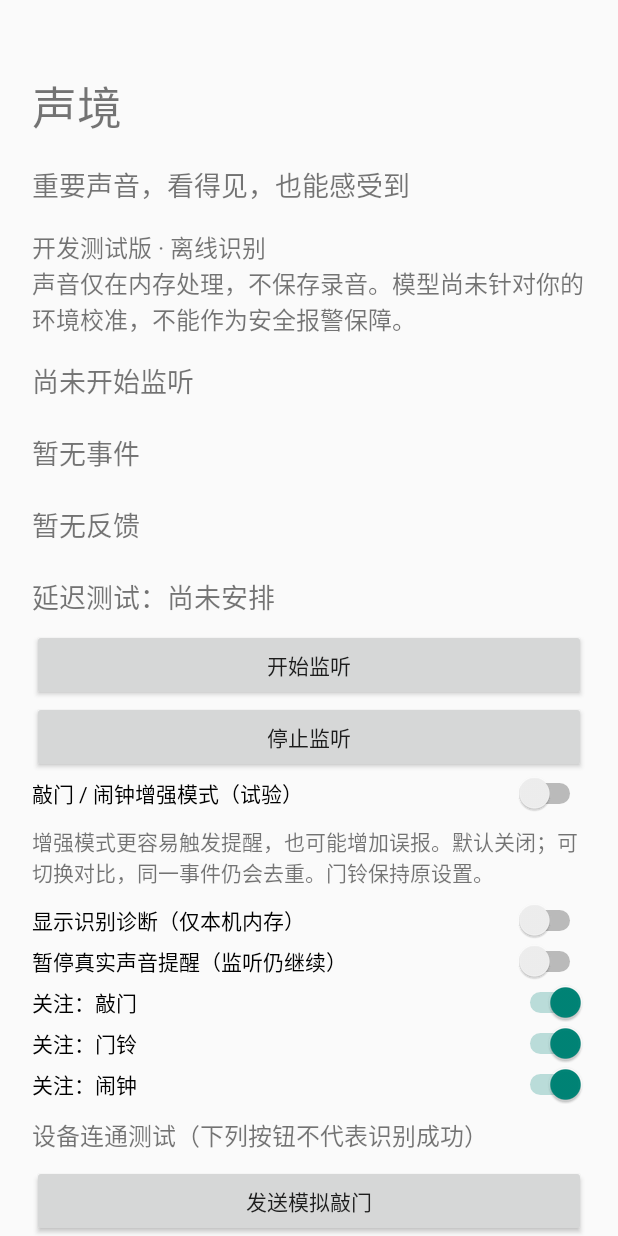
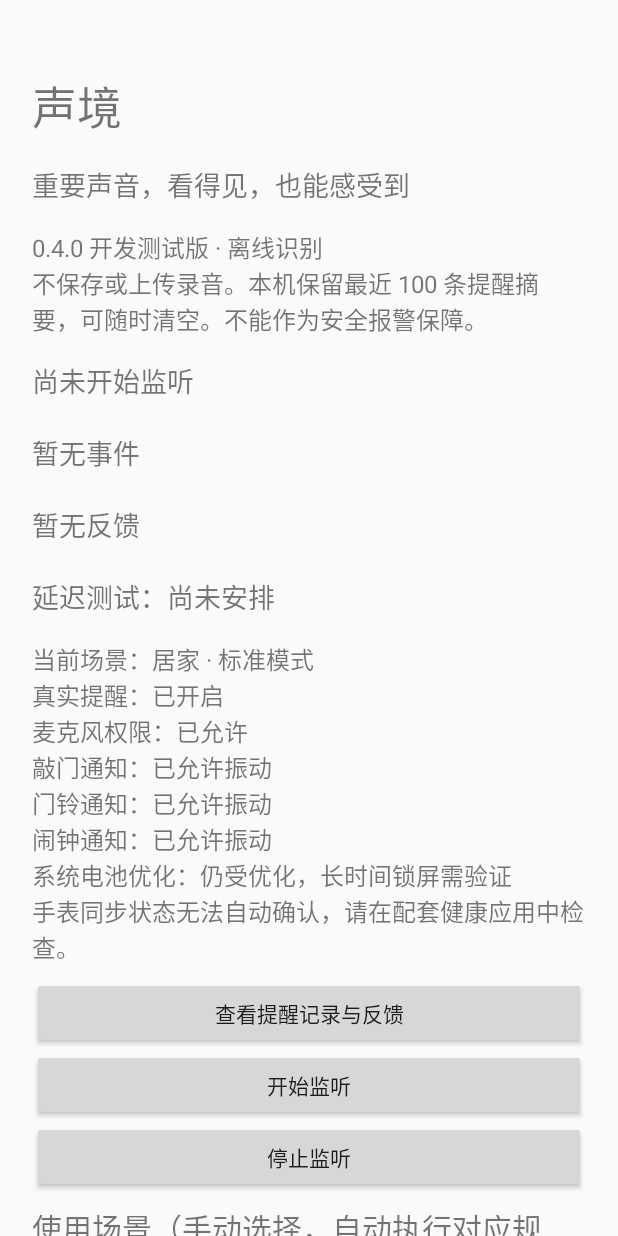
Before and after one commit to YiFanSenSei/shengjing, an Android app: the screen it shows after launch (MainActivity), on a phone screen of 412 x 824 dp. Run offline under Robolectric (Android 15) with nearby library versions, the phone set to English and light mode, and no system bars.

Commit message:
feat: add local reminder history, saved preferences and scene policies

```diff
--- a/agent/engine/build.gradle
+++ b/agent/engine/build.gradle
@@ -10,3 +10,9 @@ tasks.register('diagnosticsTest', JavaExec) {
     classpath = sourceSets.test.runtimeClasspath
     mainClass = 'org.shengjing.core.AudioDiagnosticsTest'
 }
+
+tasks.register('historyTest', JavaExec) {
+    dependsOn testClasses
+    classpath = sourceSets.test.runtimeClasspath
+    mainClass = 'org.shengjing.core.EventHistoryTest'
+}
--- a/agent/engine/src/main/java/org/shengjing/core/Policy.java
+++ b/agent/engine/src/main/java/org/shengjing/core/Policy.java
@@ -6,6 +6,11 @@ import java.util.Map;
 
 /** Deterministic notification policy. All times are monotonic milliseconds. */
 public final class Policy {
+    public enum Scene {
+        HOME("居家"), STUDY("学习");
+        public final String title;
+        Scene(String title) { this.title=title; }
+    }
     public enum Kind {
         KNOCK("敲门", "Knock"), DOORBELL("门铃", "Doorbell"), ALARM("闹钟", "Alarm clock");
         public final String title;
@@ -17,8 +22,10 @@ public final class Policy {
         public final Kind kind;
         public final boolean simulated;
         public final float score;
-        Alert(long id, Kind kind, float score, long now, boolean simulated) {
+        public final Scene scene;
+        Alert(long id, Kind kind, float score, long now, boolean simulated, Scene scene) {
             this.id=id; this.kind=kind; this.score=score; this.detectedAt=now; this.simulated=simulated;
+            this.scene=scene;
         }
     }
     public static final class Decision {
@@ -33,6 +40,10 @@ public final class Policy {
     private long sequence=0, clock=-1;
     private boolean quiet=false;
     private boolean enhanced=false;
+    private Scene scene=Scene.HOME;
+    public synchronized void setScene(Scene value) { scene=java.util.Objects.requireNonNull(value); }
+    public synchronized Scene getScene() { return scene; }
+    public synchronized long cooldown(Kind kind) { return scene==Scene.STUDY && kind==Kind.KNOCK ? 60000 : COOLDOWN_MS; }
     public static final long SILENCE_GAP_MS=2500, COOLDOWN_MS=15000;
     public static final float THRESHOLD=0.60f;
     public static final float ENHANCED_THRESHOLD=0.40f;
@@ -58,7 +69,7 @@ public final class Policy {
         if (!enabled.get(kind)) return new Decision(null,"disabled");
         if (quiet) return new Decision(null,"quiet_mode");
         if (continuing) return new Decision(null,"same_event");
-        if (s.lastAlert>=0 && now-s.lastAlert<COOLDOWN_MS) return new Decision(null,"cooldown");
+        if (s.lastAlert>=0 && now-s.lastAlert<cooldown(kind)) return new Decision(null,"cooldown");
         s.lastAlert=now;
         return new Decision(add(kind,score,now,false),"new_event");
     }
@@ -68,7 +79,7 @@ public final class Policy {
     }
     private Alert add(Kind kind,float score,long now,boolean simulated) {
         if (pending.size()>=100) pending.clear(); // bounded in-memory prototype state
-        Alert alert=new Alert(++sequence,kind,score,now,simulated);
+        Alert alert=new Alert(++sequence,kind,score,now,simulated,scene);
         pending.put(alert.id,alert);
         return alert;
     }
--- a/apps/phone/src/main/AndroidManifest.xml
+++ b/apps/phone/src/main/AndroidManifest.xml
@@ -6,7 +6,8 @@
     <uses-permission android:name="android.permission.VIBRATE" />
     <uses-permission android:name="android.permission.WAKE_LOCK" />
     <uses-feature android:name="android.hardware.microphone" android:required="true" />
-    <application android:name=".App" android:label="声境·测试版" android:theme="@android:style/Theme.Material.Light.NoActionBar" android:allowBackup="false" android:supportsRtl="true">
+    <application android:name=".App" android:label="声境·测试版" android:theme="@android:style/Theme.Material.Light.NoActionBar" android:allowBackup="false" android:fullBackupContent="@xml/backup_rules" android:dataExtractionRules="@xml/data_extraction_rules" android:supportsRtl="true">
+        <activity android:name=".HistoryActivity" android:exported="false" />
         <activity android:name=".MainActivity" android:exported="true">
             <intent-filter><action android:name="android.intent.action.MAIN" /><category android:name="android.intent.category.LAUNCHER" /></intent-filter>
         </activity>
--- a/apps/phone/src/main/java/org/shengjing/phone/Alerts.java
+++ b/apps/phone/src/main/java/org/shengjing/phone/Alerts.java
@@ -3,6 +3,7 @@ package org.shengjing.phone;
 import android.app.*;
 import android.content.*;
 import org.shengjing.core.Policy;
+import org.shengjing.core.EventHistory;
 
 final class Alerts {
     static final int SERVICE_ID=1;
@@ -17,7 +18,20 @@ final class Alerts {
                 k==Policy.Kind.DOORBELL ? new long[]{0,400,150,200} : new long[]{0,500,200,500});
             nm.createNotificationChannel(channel);
         }
+        NotificationChannel study=new NotificationChannel("study_knock","学习场景敲门提醒",NotificationManager.IMPORTANCE_HIGH);
+        study.setSound(null,null);study.enableVibration(true);study.setVibrationPattern(new long[]{0,180});
+        nm.createNotificationChannel(study);
     }
+    static String channel(Policy.Kind kind,Policy.Scene scene) {
+        return kind==Policy.Kind.KNOCK && scene==Policy.Scene.STUDY ? "study_knock" : kind.name();
+    }
+    static boolean available(Context c,String channel) {
+        NotificationManager manager=c.getSystemService(NotificationManager.class);
+        if(android.os.Build.VERSION.SDK_INT>=33 && c.checkSelfPermission(android.Manifest.permission.POST_NOTIFICATIONS)!=android.content.pm.PackageManager.PERMISSION_GRANTED) return false;
+        NotificationChannel settings=manager.getNotificationChannel(channel);
+        return manager.areNotificationsEnabled() && settings!=null && settings.getImportance()!=NotificationManager.IMPORTANCE_NONE;
+    }
+    static void cancel(Context c,long id) { c.getSystemService(NotificationManager.class).cancel("event:"+id,100); }
     static PendingIntent open(Context c) {
         return PendingIntent.getActivity(c,0,new Intent(c,MainActivity.class),PendingIntent.FLAG_IMMUTABLE|PendingIntent.FLAG_UPDATE_CURRENT);
     }
@@ -30,20 +44,34 @@ final class Alerts {
     }
     static void show(Context c,Policy.Alert alert) {
         App app=(App)c.getApplicationContext();
-        if(android.os.Build.VERSION.SDK_INT>=33 && c.checkSelfPermission(android.Manifest.permission.POST_NOTIFICATIONS)!=android.content.pm.PackageManager.PERMISSION_GRANTED) {
-            app.status="通知权限已关闭，无法发出提醒";return;
+        String channel=channel(alert.kind,alert.scene);
+        boolean allowed=available(c,channel);
+        EventHistory.Entry entry=app.history.add(alert,System.currentTimeMillis(),allowed?EventHistory.Delivery.REQUESTED:EventHistory.Delivery.BLOCKED);
+        app.policy.feedback(alert.id);
+        app.latestId=entry.id;
+        app.lastEvent=(alert.simulated?"[模拟] ":"[识别] ")+alert.kind.title+" · 分数 "+String.format(java.util.Locale.ROOT,"%.2f",alert.score);
+        // Remove notifications whose records have been evicted; feedback must always address retained metadata.
+        NotificationManager manager=c.getSystemService(NotificationManager.class);
+        for(android.service.notification.StatusBarNotification active:manager.getActiveNotifications()) {
+            String tag=active.getTag();
+            if(tag!=null && tag.startsWith("event:")) {
+                try { if(app.history.find(Long.parseLong(tag.substring(6)))==null) manager.cancel(tag,active.getId()); }
+                catch(NumberFormatException ignored) { /* Ignore unrelated tags. */ }
+            }
         }
-        app.latestId=alert.id;
-        app.lastEvent=(alert.simulated?"[模拟] ":"[识别] ")+alert.kind.title+" · 分数 "+String.format(java.util.Locale.ROOT,"%.2f",alert.score);
-        Notification.Builder b=new Notification.Builder(c,alert.kind.name())
+        if(!allowed) { app.lastEvent+=" · 通知被系统设置阻止，请检查权限和类别通知";app.saveHistory();return; }
+        Notification.Builder b=new Notification.Builder(c,channel)
             .setSmallIcon(android.R.drawable.ic_dialog_info).setContentTitle((alert.simulated?"测试提醒：":"检测到可能的")+alert.kind.title)
-            .setContentText("请结合实际环境确认").setContentIntent(open(c)).setAutoCancel(true)
+            .setContentText(alert.scene.title+"场景 · 请结合实际环境确认").setContentIntent(open(c)).setAutoCancel(true)
             .setVisibility(Notification.VISIBILITY_PRIVATE).setOnlyAlertOnce(true);
         for(String action:new String[]{"ACK","FALSE_ALARM"}) {
-            Intent intent=new Intent(c,FeedbackReceiver.class).setAction(action).putExtra("id",alert.id);
+            Intent intent=new Intent(c,FeedbackReceiver.class).setAction(action).putExtra("id",entry.id)
+                .setData(android.net.Uri.parse("shengjing://feedback/"+entry.id+"/"+action));
             b.addAction(new Notification.Action.Builder(null,action.equals("ACK")?"已看到":"这是误报",
-                PendingIntent.getBroadcast(c,(int)(alert.id*2+(action.equals("ACK")?0:1)),intent,PendingIntent.FLAG_IMMUTABLE|PendingIntent.FLAG_UPDATE_CURRENT)).build());
+                PendingIntent.getBroadcast(c,0,intent,PendingIntent.FLAG_IMMUTABLE|PendingIntent.FLAG_UPDATE_CURRENT)).build());
         }
-        c.getSystemService(NotificationManager.class).notify((int)(alert.id+100),b.build());
+        app.saveHistory();
+        try { manager.notify("event:"+entry.id,100,b.build()); }
+        catch(RuntimeException e) { app.history.delivery(entry.id,EventHistory.Delivery.FAILED);app.lastEvent+=" · 通知发送失败";app.saveHistory(); }
     }
 }
--- a/apps/phone/src/main/java/org/shengjing/phone/App.java
+++ b/apps/phone/src/main/java/org/shengjing/phone/App.java
@@ -2,9 +2,13 @@ package org.shengjing.phone;
 
 import android.app.Application;
 import org.shengjing.core.Policy;
+import org.shengjing.core.EventHistory;
 
 public final class App extends Application {
     public final Policy policy=new Policy();
+    LocalStore store;
+    EventHistory history;
+    long historyRevision;
     public volatile boolean listening=false;
     public volatile String status="尚未开始监听";
     public volatile String lastEvent="暂无事件";
@@ -14,5 +18,16 @@ public final class App extends Application {
     public volatile long audioSession;
     public volatile long diagnosticsUpdatedAt;
     public volatile String diagnostics="尚无采集数据，请开始监听";
-    @Override public void onCreate() { super.onCreate(); Alerts.channels(this); }
+    @Override public void onCreate() {
+        super.onCreate();store=new LocalStore(this);store.restoreSettings(policy);history=store.loadHistory();
+        java.util.List<EventHistory.Entry> entries=history.snapshot();
+        if(!entries.isEmpty()) latestId=entries.get(entries.size()-1).id;
+        Alerts.channels(this);
+    }
+    void saveSettings() { store.saveSettings(policy); }
+    void saveHistory() { store.saveHistory(history);historyRevision++; }
+    void clearHistory() {
+        for(EventHistory.Entry e:history.snapshot()) Alerts.cancel(this,e.id);
+        history.clear();saveHistory();latestId=-1;lastEvent="暂无事件";lastFeedback="本机提醒记录已清空";
+    }
 }
--- /dev/null
+++ b/apps/phone/src/main/java/org/shengjing/phone/LocalStore.java
@@ -0,0 +1,55 @@
+package org.shengjing.phone;
+
+import android.content.Context;
+import android.content.SharedPreferences;
+import java.util.ArrayList;
+import java.util.List;
+import org.json.JSONArray;
+import org.json.JSONException;
+import org.json.JSONObject;
+import org.shengjing.core.EventHistory;
+import org.shengjing.core.Policy;
+
+/** App-private metadata only. Android backup is disabled in the manifest. */
+final class LocalStore {
+    private final SharedPreferences prefs;
+    LocalStore(Context context) { prefs=context.getSharedPreferences("shengjing_local_v1",Context.MODE_PRIVATE); }
+    void restoreSettings(Policy policy) {
+        policy.setEnhanced(prefs.getBoolean("enhanced",false));
+        policy.setQuiet(prefs.getBoolean("quiet",false));
+        try { policy.setScene(Policy.Scene.valueOf(prefs.getString("scene","HOME"))); }
+        catch(IllegalArgumentException e) { policy.setScene(Policy.Scene.HOME); }
+        for(Policy.Kind kind:Policy.Kind.values()) policy.setEnabled(kind,prefs.getBoolean("enabled_"+kind.name(),true));
+    }
+    void saveSettings(Policy policy) {
+        SharedPreferences.Editor edit=prefs.edit().putBoolean("enhanced",policy.isEnhanced())
+            .putBoolean("quiet",policy.isQuiet()).putString("scene",policy.getScene().name());
+        for(Policy.Kind kind:Policy.Kind.values()) edit.putBoolean("enabled_"+kind.name(),policy.isEnabled(kind));
+        edit.apply();
+    }
+    EventHistory loadHistory() {
+        List<EventHistory.Entry> entries=new ArrayList<>();
+        try {
+            JSONArray data=new JSONArray(prefs.getString("history","[]"));
+            for(int i=Math.max(0,data.length()-EventHistory.LIMIT);i<data.length();i++) {
+                try {
+                    JSONObject e=data.getJSONObject(i);
+                    entries.add(new EventHistory.Entry(e.getLong("id"),e.getLong("time"),Policy.Kind.valueOf(e.getString("kind")),
+                        Policy.Scene.valueOf(e.getString("scene")),(float)e.getDouble("score"),e.getBoolean("simulated"),
+                        EventHistory.Delivery.valueOf(e.getString("delivery")),EventHistory.Feedback.valueOf(e.getString("feedback"))));
+                } catch(JSONException | IllegalArgumentException ignored) { /* Skip invalid metadata, never log user records. */ }
+            }
+        } catch(JSONException ignored) { /* Recovery leaves settings intact. */ }
+        return new EventHistory(prefs.getLong("sequence",0),entries);
+    }
+    void saveHistory(EventHistory history) {
+        JSONArray data=new JSONArray();
+        for(EventHistory.Entry e:history.snapshot()) {
+            try {
+                data.put(new JSONObject().put("id",e.id).put("time",e.time).put("kind",e.kind.name()).put("scene",e.scene.name())
+                    .put("score",(double)e.score).put("simulated",e.simulated).put("delivery",e.delivery.name()).put("feedback",e.feedback.name()));
+            } catch(JSONException e1) { throw new IllegalStateException("Invalid local metadata",e1); }
+        }
+        prefs.edit().putLong("sequence",history.sequence()).putString("history",data.toString()).apply();
+    }
+}
--- a/apps/phone/src/main/java/org/shengjing/phone/MainActivity.java
+++ b/apps/phone/src/main/java/org/shengjing/phone/MainActivity.java
@@ -12,12 +12,15 @@ public final class MainActivity extends Activity {
     private final Handler handler=new Handler(Looper.getMainLooper());
     private TextView status;
     private TextView diagnostics;
+    private TextView readiness;
+    private TextView sceneRules;
     private App app;
     private final Runnable refresh=new Runnable() { public void run() {
         status.setText(app.status+"\n\n"+app.lastEvent+"\n\n"+app.lastFeedback+"\n\n"+app.delayedTest.status);
+        readiness.setText(readinessText());
         long age=app.diagnosticsUpdatedAt==0 ? 0 : Math.max(0,(SystemClock.elapsedRealtime()-app.diagnosticsUpdatedAt)/1000);
         diagnostics.setText(app.diagnostics+(app.listening && age>=3 ? "\n已 "+age+" 秒未更新采集诊断" : ""));
-        handler.postDelayed(this,500);
+        handler.postDelayed(this,1000);
     }};
     @Override public void onCreate(Bundle state) {
         super.onCreate(state); app=(App)getApplication();
@@ -25,28 +28,44 @@ public final class MainActivity extends Activity {
         layout.setOrientation(LinearLayout.VERTICAL); layout.setPadding(32,60,32,48); scroll.addView(layout); setContentView(scroll);
         text(layout,"声境",30);
         text(layout,"重要声音，看得见，也能感受到",18);
-        text(layout,"开发测试版 · 离线识别\n声音仅在内存处理，不保存录音。模型尚未针对你的环境校准，不能作为安全报警保障。",16);
+        text(layout,"0.4.0 开发测试版 · 离线识别\n不保存或上传录音。本机保留最近 100 条提醒摘要，可随时清空。不能作为安全报警保障。",16);
         status=text(layout,"",18);
+        readiness=text(layout,"",16);
+        button(layout,"查看提醒记录与反馈",()->startActivity(new Intent(this,HistoryActivity.class)));
         button(layout,"开始监听",()-> {
             if(!permissions()) return;
             try { startForegroundService(new Intent(this,ListeningService.class)); }
             catch(RuntimeException e) { app.status="无法启动监听，请保持应用在前台并检查麦克风权限"; }
         });
         button(layout,"停止监听",()->stopService(new Intent(this,ListeningService.class)));
+        text(layout,"使用场景（手动选择，自动执行对应规则）",20);
+        RadioGroup scenes=new RadioGroup(this);layout.addView(scenes);
+        for(Policy.Scene scene:Policy.Scene.values()) {
+            RadioButton choice=new RadioButton(this);choice.setText(scene.title);choice.setId(android.view.View.generateViewId());scenes.addView(choice);
+            choice.setChecked(app.policy.getScene()==scene);
+            choice.setOnCheckedChangeListener((view,checked)-> {
+                if(checked) { app.policy.setScene(scene);app.saveSettings();updateSceneRules(); }
+            });
+        }
+        sceneRules=text(layout,"",16);updateSceneRules();
         Switch enhanced=new Switch(this); enhanced.setText("敲门 / 闹钟增强模式（试验）");layout.addView(enhanced);
         enhanced.setChecked(app.policy.isEnhanced());
-        enhanced.setOnCheckedChangeListener((button,on)->app.policy.setEnhanced(on));
-        text(layout,"增强模式更容易触发提醒，也可能增加误报。默认关闭；可切换对比，同一事件仍会去重。门铃保持原设置。",14);
+        enhanced.setOnCheckedChangeListener((button,on)->{app.policy.setEnhanced(on);app.saveSettings();});
+        text(layout,"增强模式更容易触发提醒，也可能增加误报。场景、增强模式、关注类别和暂停状态会保存在本机。门铃保持原阈值。",14);
         Switch showDiagnostics=new Switch(this); showDiagnostics.setText("显示识别诊断（仅本机内存）"); layout.addView(showDiagnostics);
         diagnostics=text(layout,app.diagnostics,14); diagnostics.setVisibility(android.view.View.GONE);
         showDiagnostics.setOnCheckedChangeListener((button,on)->diagnostics.setVisibility(on ? android.view.View.VISIBLE : android.view.View.GONE));
         Switch quiet=new Switch(this); quiet.setText("暂停真实声音提醒（监听仍继续）"); layout.addView(quiet);
         quiet.setChecked(app.policy.isQuiet());
-        quiet.setOnCheckedChangeListener((b,on)->app.policy.setQuiet(on));
+        quiet.setOnCheckedChangeListener((b,on)->{app.policy.setQuiet(on);app.saveSettings();});
         for(Policy.Kind k:Policy.Kind.values()) {
             Switch enabled=new Switch(this); enabled.setText("关注："+k.title); enabled.setChecked(app.policy.isEnabled(k)); layout.addView(enabled);
-            enabled.setOnCheckedChangeListener((b,on)->app.policy.setEnabled(k,on));
+            enabled.setOnCheckedChangeListener((b,on)->{app.policy.setEnabled(k,on);app.saveSettings();});
         }
+        button(layout,"打开系统通知设置",()->openSettings(new Intent(android.provider.Settings.ACTION_APP_NOTIFICATION_SETTINGS)
+            .putExtra(android.provider.Settings.EXTRA_APP_PACKAGE,getPackageName())));
+        button(layout,"打开应用权限与电池设置",()->openSettings(new Intent(android.provider.Settings.ACTION_APPLICATION_DETAILS_SETTINGS)
+            .setData(android.net.Uri.parse("package:"+getPackageName()))));
         text(layout,"设备连通测试（下列按钮不代表识别成功）",16);
         for(Policy.Kind k:Policy.Kind.values()) button(layout,"发送模拟"+k.title,()-> {
             if(!notificationPermission()) return;
@@ -60,6 +79,40 @@ public final class MainActivity extends Activity {
         button(layout,"确认最近一次提醒",()->sendBroadcast(new Intent(this,FeedbackReceiver.class).setAction("ACK").putExtra("id",app.latestId)));
         button(layout,"最近一次是误报",()->sendBroadcast(new Intent(this,FeedbackReceiver.class).setAction("FALSE_ALARM").putExtra("id",app.latestId)));
         text(layout,"手表：先在配套健康应用中允许同步声境通知。能否显示操作按钮、回传确认、保留震动模式，均需 Watch X2 实测。",16);
+    }
+    private void updateSceneRules() {
+        if(sceneRules==null) return;
+        sceneRules.setText(app.policy.getScene()==Policy.Scene.HOME
+            ? "居家：敲门、门铃、闹钟各自至少间隔 15 秒提醒；同一段持续声音只提醒一次。"
+            : "学习：敲门至少间隔 60 秒，使用短振动；门铃和闹钟仍至少间隔 15 秒。同一段持续声音只提醒一次。手表实际振动取决于通知同步设置。");
+    }
+    private String readinessText() {
+        StringBuilder text=new StringBuilder("当前场景：").append(app.policy.getScene().title)
+            .append(" · ").append(app.policy.isEnhanced()?"增强模式":"标准模式")
+            .append("\n真实提醒：").append(app.policy.isQuiet()?"已暂停（重启后仍保留暂停）":"已开启")
+            .append("\n麦克风权限：").append(checkSelfPermission(Manifest.permission.RECORD_AUDIO)==PackageManager.PERMISSION_GRANTED?"已允许":"未允许");
+        android.app.NotificationManager nm=getSystemService(android.app.NotificationManager.class);
+        int enabled=0;
+        for(Policy.Kind kind:Policy.Kind.values()) {
+            if(!app.policy.isEnabled(kind)) continue;
+            enabled++;
+            String channel=Alerts.channel(kind,app.policy.getScene());
+            text.append("\n").append(kind.title).append("通知：");
+            if(!Alerts.available(this,channel)) text.append("被阻止，请检查系统通知设置");
+            else {
+                android.app.NotificationChannel settings=nm.getNotificationChannel(channel);
+                text.append(settings.shouldVibrate()?"已允许振动":"振动关闭");
+            }
+        }
+        if(enabled==0) text.append("\n所有声音类别均已关闭，不会产生真实提醒");
+        PowerManager power=getSystemService(PowerManager.class);
+        text.append("\n系统电池优化：").append(power.isIgnoringBatteryOptimizations(getPackageName())?"已豁免":"仍受优化，长时间锁屏需验证");
+        text.append("\n手表同步状态无法自动确认，请在配套健康应用中检查。");
+        return text.toString();
+    }
+    private void openSettings(Intent intent) {
+        try { startActivity(intent); }
+        catch(ActivityNotFoundException e) { app.status="请手动进入系统设置 → 应用 → 声境"; }
     }
     private boolean notificationPermission() {
         if(Build.VERSION.SDK_INT>=33 && checkSelfPermission(Manifest.permission.POST_NOTIFICATIONS)!=PackageManager.PERMISSION_GRANTED) {
--- /dev/null
+++ b/apps/phone/src/main/res/xml/backup_rules.xml
@@ -0,0 +1,2 @@
+<?xml version="1.0" encoding="utf-8"?>
+<full-backup-content><exclude domain="sharedpref" path="." /></full-backup-content>
--- /dev/null
+++ b/apps/phone/src/main/res/xml/data_extraction_rules.xml
@@ -0,0 +1,5 @@
+<?xml version="1.0" encoding="utf-8"?>
+<data-extraction-rules>
+    <cloud-backup><exclude domain="sharedpref" path="." /></cloud-backup>
+    <device-transfer><exclude domain="sharedpref" path="." /></device-transfer>
+</data-extraction-rules>
```
Also changed, not shown: agent/engine/src/main/java/org/shengjing/core/EventHistory.java (added, +65 -0 lines), apps/phone/build.gradle (+14 -1 lines), apps/phone/src/main/java/org/shengjing/phone/FeedbackReceiver.java (+4 -5 lines), apps/phone/src/main/java/org/shengjing/phone/HistoryActivity.java (added, +72 -0 lines), 6 other files.
